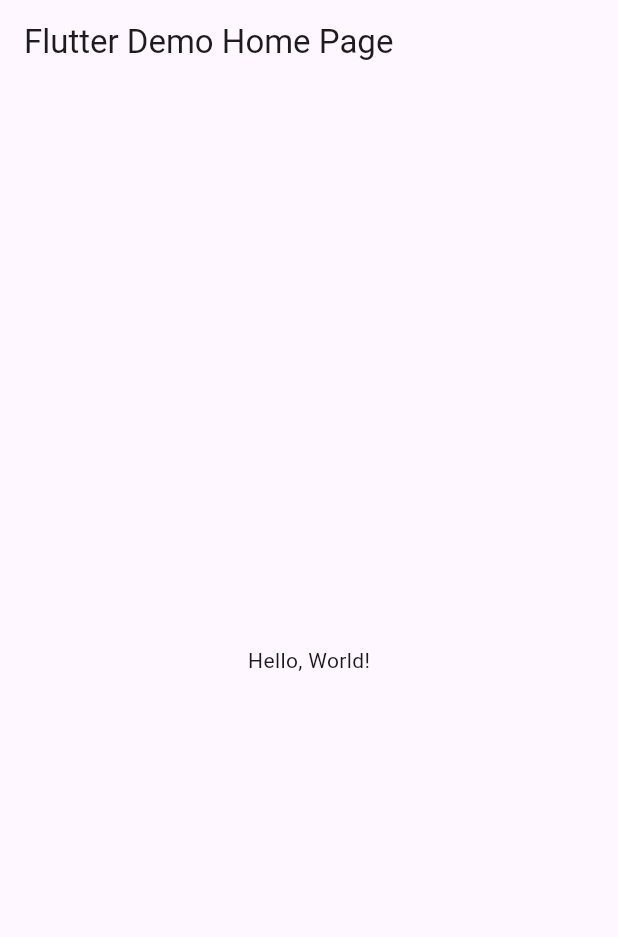
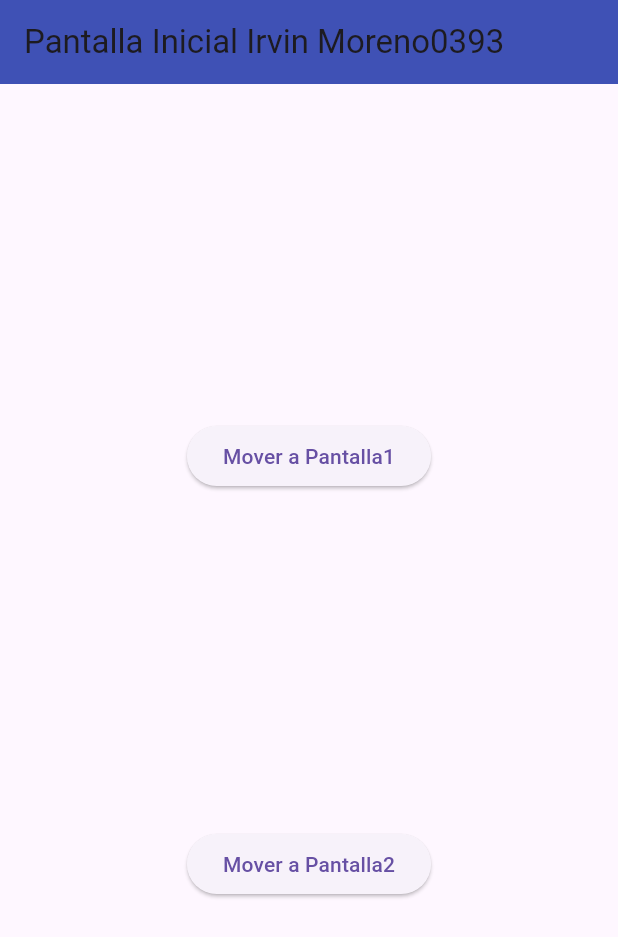
Before and after one commit to MorenoIA128/p15-RutasV2-0393, a Flutter app: the screen it shows after launch, on a phone screen of 412 x 824 dp. Shown: the top 937 px of the screen. Run offline on Flutter 3.47's test engine with Material 3 defaults, Android fonts, the phone set to English and light mode, and no system bars.

```diff
--- a/lib/main.dart
+++ b/lib/main.dart
@@ -1,43 +1,22 @@
 import 'package:flutter/material.dart';
+import 'package:moreno0393/pantalla2_0393.dart';
+import 'package:moreno0393/pantalla1_0393.dart';
+import 'package:moreno0393/pantallainicial_0393.dart';
 
-void main() => runApp(MyApp());
+void main() => runApp(MiApp0393());
 
-class MyApp extends StatelessWidget {
-  const MyApp({super.key});
-  // This widget is the root of your application.
+class MiApp0393 extends StatelessWidget {
+  const MiApp0393({Key? key}) : super(key: key);
   @override
   Widget build(BuildContext context) {
     return MaterialApp(
-      // Application name
-      title: 'Flutter Hello World',
-      // Application theme data, you can set the colors for the application as
-      // you want
-      theme: ThemeData(
-        // useMaterial3: true,
-        primarySwatch: Colors.blue,
-      ),
-      // A widget which will be started on application startup
-      home: MyHomePage(title: 'Flutter Demo Home Page'),
+      debugShowCheckedModeBanner: false,
+      initialRoute: "/",
+      routes: {
+        "/": (context) => PantallaInicial_0393(),
+        "/Pantalla1_0393": (context) => Pantalla1_0393(),
+        "/Pantalla2_0393": (context) => Pantalla2_0393(),
+      }, // fin rutas de paginas
     );
-  }
-}
-
-class MyHomePage extends StatelessWidget {
-  final String title;
-  const MyHomePage({super.key, required this.title});
-
-  @override
-  Widget build(BuildContext context) {
-    return Scaffold(
-      appBar: AppBar(
-        // The title text which will be shown on the action bar
-        title: Text(title),
-      ),
-      body: Center(
-        child: Text(
-          'Hello, World!',
-        ),
-      ),
-    );
-  }
-}
+  } // fin widget
+} // fin de MiApp0393
--- /dev/null
+++ b/lib/pantalla1_0393.dart
@@ -0,0 +1,25 @@
+//Pantalla1_0393
+import 'package:flutter/material.dart';
+
+class Pantalla1_0393 extends StatelessWidget {
+  const Pantalla1_0393({Key? key}) : super(key: key);
+
+  @override
+  Widget build(BuildContext context) {
+    return Scaffold(
+      appBar: AppBar(
+        title: Text("Pantalla1 Moreno0393"),
+        backgroundColor: Colors.blue,
+      ),
+      body: Center(
+        child: Column(
+          children: [
+            Container(
+              child: Text("Moreno Ejemplo"),
+            )
+          ], // niños
+        ),
+      ),
+    );
+  } // fin widgets
+} //fin Pantalla1_0393
--- /dev/null
+++ b/lib/pantalla2_0393.dart
@@ -0,0 +1,27 @@
+//Pantalla2_0393
+import 'package:flutter/material.dart';
+
+class Pantalla2_0393 extends StatelessWidget {
+  const Pantalla2_0393({Key? key}) : super(key: key);
+
+  @override
+  Widget build(BuildContext context) {
+    return Scaffold(
+      appBar: AppBar(
+        title: Text("Pantalla 2 Moreno0393"),
+        backgroundColor: Colors.red,
+      ),
+      body: Center(
+        child: Column(
+          mainAxisAlignment: MainAxisAlignment.center,
+          children: [
+            ElevatedButton(
+              onPressed: () {}, // si presiona boton
+              child: Text("Pantalla"),
+            )
+          ],
+        ),
+      ),
+    );
+  }
+} //Fin n
--- /dev/null
+++ b/lib/pantallainicial_0393.dart
@@ -0,0 +1,35 @@
+import 'package:flutter/material.dart';
+
+//PantallaInicial_0393
+class PantallaInicial_0393 extends StatelessWidget {
+  const PantallaInicial_0393({Key? key}) : super(key: key);
+
+  @override
+  Widget build(BuildContext context) {
+    return Scaffold(
+      appBar: AppBar(
+        title: Text("Pantalla Inicial Irvin Moreno0393"),
+        backgroundColor: Colors.indigo,
+      ),
+      body: Center(
+        child: Column(
+          mainAxisAlignment: MainAxisAlignment.spaceEvenly,
+          children: [
+            ElevatedButton(
+              onPressed: () {
+                Navigator.pushNamed(context, "/Pantalla1_0393");
+              }, // fin de onPressed
+              child: Text("Mover a Pantalla1"),
+            ),
+            ElevatedButton(
+              onPressed: () {
+                Navigator.pushNamed(context, "/Pantalla2_0393");
+              }, // fin de onPressed
+              child: Text("Mover a Pantalla2"),
+            )
+          ], // niños widgets
+        ),
+      ),
+    );
+  } // fin de widget
+} //fin PantallaInicial_0393
```
